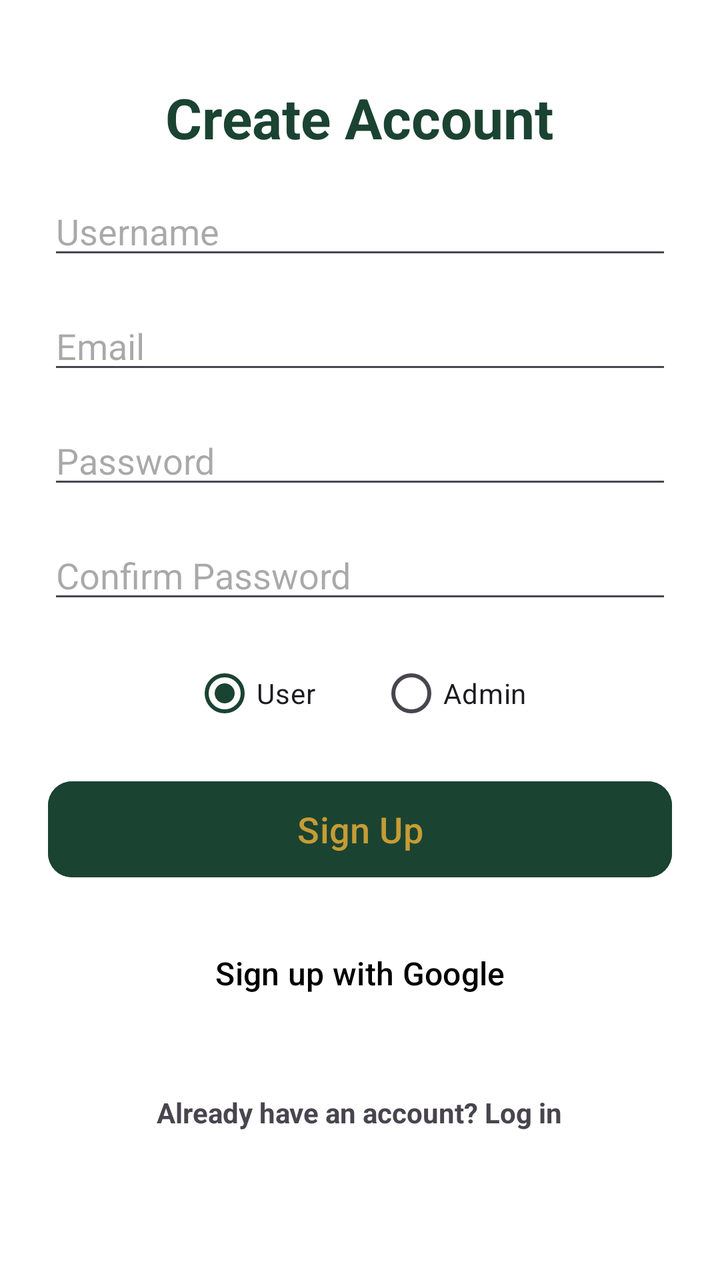
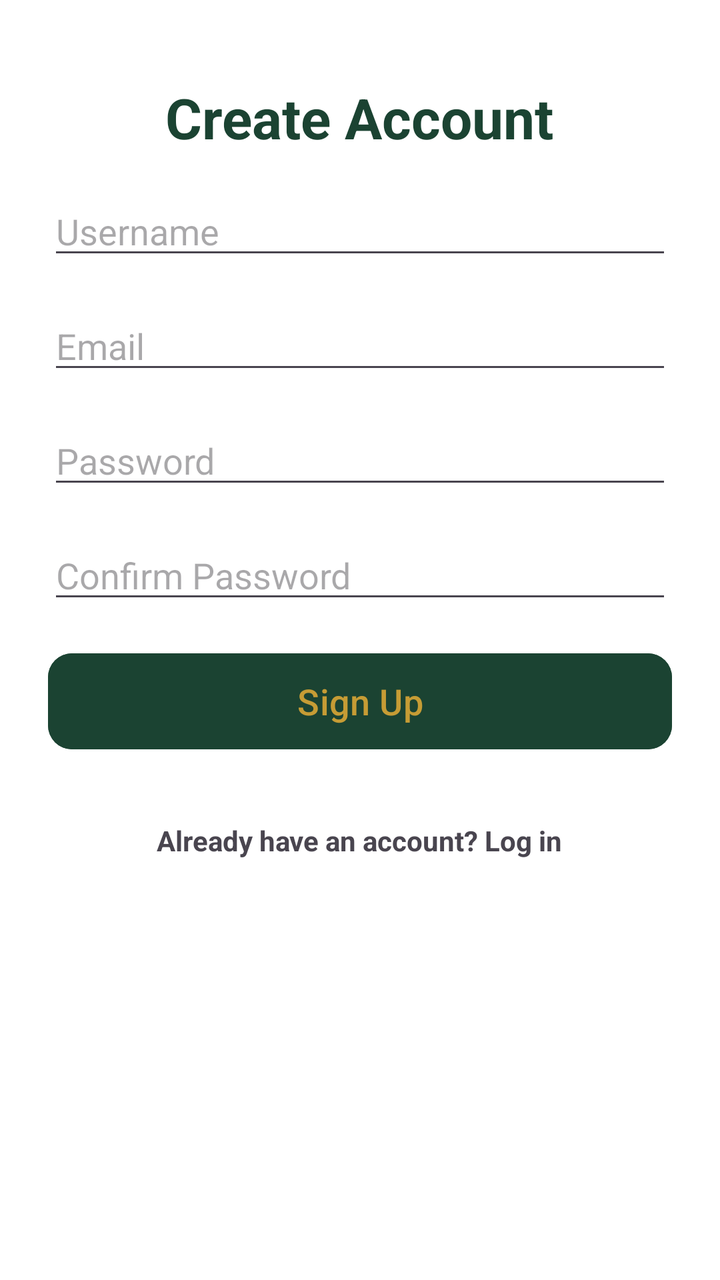

Compare the two renders of this Android layout. The source of the first and the diff that turns it into the second are given below.
<!-- AndroidManifest.xml: application theme Theme.Moes -->
<!-- res/layout/activity_sign_up_screen.xml -->
<?xml version="1.0" encoding="utf-8"?>
<ScrollView xmlns:android="http://schemas.android.com/apk/res/android"
    xmlns:app="http://schemas.android.com/apk/res-auto"
    xmlns:tools="http://schemas.android.com/tools"
    android:layout_width="match_parent"
    android:layout_height="match_parent"
    android:fillViewport="true"
    android:background="@color/white"
    tools:context=".SignUpScreen">

    <LinearLayout
        android:id="@+id/main"
        android:layout_width="match_parent"
        android:layout_height="wrap_content"
        android:orientation="vertical"
        android:padding="24dp"
        android:gravity="center_horizontal">

        

        
        <TextView
            android:id="@+id/txtRegisterTitle"
            android:layout_width="wrap_content"
            android:layout_height="wrap_content"
            android:layout_marginTop="16dp"
            android:text="Create Account"

            android:textColor="@color/moes_forest_green"
            android:textSize="28sp"
            android:textStyle="bold" />

        <EditText
            android:id="@+id/edtUsernameSignup"
            android:layout_width="match_parent"
            android:layout_height="wrap_content"
            android:layout_marginTop="16dp"
            android:layout_marginBottom="16dp"
            android:hint="Username"
            android:inputType="text" />

        <EditText
            android:id="@+id/edtEmailSignup"
            android:layout_width="match_parent"
            android:layout_height="wrap_content"
            android:layout_marginBottom="16dp"
            android:hint="Email"
            android:inputType="textEmailAddress" />

        <EditText
            android:id="@+id/edtPasswordSignup"
            android:layout_width="match_parent"
            android:layout_height="wrap_content"
            android:layout_marginBottom="16dp"
            android:hint="Password"
            android:inputType="textPassword" />

        <EditText
            android:id="@+id/edtConfirmPasswordSignup"
            android:layout_width="match_parent"
            android:layout_height="wrap_content"
            android:layout_marginBottom="16dp"
            android:hint="Confirm Password"
            android:inputType="textPassword" />

        
        <RadioGroup
            android:id="@+id/rgRole"
            android:layout_width="match_parent"
            android:layout_height="wrap_content"
            android:orientation="horizontal"
            android:gravity="center"
            android:layout_marginBottom="16dp">

            <RadioButton
                android:id="@+id/rbUser"
                android:layout_width="wrap_content"
                android:layout_height="wrap_content"
                android:text="User"
                android:checked="true"
                android:layout_marginEnd="32dp" />

            <RadioButton
                android:id="@+id/rbAdmin"
                android:layout_width="wrap_content"
                android:layout_height="wrap_content"
                android:text="Admin" />

        </RadioGroup>

        
        <Button
            android:id="@+id/btnRegister"
            android:layout_width="match_parent"
            android:layout_height="56dp"
            android:text="Sign Up"
            android:textSize="18sp"
            android:textAllCaps="false"

            android:backgroundTint="@color/moes_forest_green"
            android:textColor="@color/moes_gold"
            app:cornerRadius="12dp" />

        
        <Button
            android:id="@+id/btnGoogleSignUp"
            android:layout_width="match_parent"
            android:layout_height="56dp"
            android:layout_marginTop="16dp"
            android:text="Sign up with Google"
            android:textSize="16sp"
            android:textAllCaps="false"
            android:backgroundTint="@color/white"
            android:textColor="@color/black"
            app:cornerRadius="12dp"
            android:onClick="signUpWithGoogle" />

        
        <TextView
            android:id="@+id/txtSignUpRedirect"
            android:layout_width="wrap_content"
            android:layout_height="wrap_content"
            android:layout_marginTop="24dp"
            android:text="Already have an account? Log in"
            android:textStyle="bold"
            android:padding="8dp" />



    </LinearLayout>



</ScrollView>
<!-- resources referenced by this layout -->
<resources>
  <color name="black">#000000</color>
  <color name="moes_forest_green">#1B4332</color>
  <color name="moes_gold">#C69C35</color>
  <color name="white">#FFFFFF</color>
  <style name="Theme.Moes" parent="Theme.Material3.DayNight.NoActionBar">
      
      <item name="colorPrimary">@color/moes_forest_green</item>
      <item name="colorOnPrimary">@color/moes_gold</item>
  
      
      <item name="colorSecondary">@color/moes_gold</item>
      <item name="colorOnSecondary">@color/white</item>
  
      
      <item name="android:windowBackground">@color/moes_cream</item>
      <item name="android:statusBarColor">@color/moes_dark_header</item>
  </style>
  <color name="moes_cream">#FDFCF0</color>
  <color name="moes_dark_header">#121212</color>
</resources>

<!-- the commit's change to res/layout/activity_sign_up_screen.xml (unified diff, before → after) -->
@@ -63,30 +63,7 @@
             android:hint="Confirm Password"
             android:inputType="textPassword" />
 
-        
-        <RadioGroup
-            android:id="@+id/rgRole"
-            android:layout_width="match_parent"
-            android:layout_height="wrap_content"
-            android:orientation="horizontal"
-            android:gravity="center"
-            android:layout_marginBottom="16dp">
 
-            <RadioButton
-                android:id="@+id/rbUser"
-                android:layout_width="wrap_content"
-                android:layout_height="wrap_content"
-                android:text="User"
-                android:checked="true"
-                android:layout_marginEnd="32dp" />
-
-            <RadioButton
-                android:id="@+id/rbAdmin"
-                android:layout_width="wrap_content"
-                android:layout_height="wrap_content"
-                android:text="Admin" />
-
-        </RadioGroup>
 
         
         <Button
@@ -101,19 +78,6 @@
             android:textColor="@color/moes_gold"
             app:cornerRadius="12dp" />
 
-        
-        <Button
-            android:id="@+id/btnGoogleSignUp"
-            android:layout_width="match_parent"
-            android:layout_height="56dp"
-            android:layout_marginTop="16dp"
-            android:text="Sign up with Google"
-            android:textSize="16sp"
-            android:textAllCaps="false"
-            android:backgroundTint="@color/white"
-            android:textColor="@color/black"
-            app:cornerRadius="12dp"
-            android:onClick="signUpWithGoogle" />
 
         
         <TextView
<!-- resource entries referenced after the edit -->
@@ -1,6 +1,5 @@
 <!-- resources referenced by this layout -->
 <resources>
-  <color name="black">#000000</color>
   <color name="moes_forest_green">#1B4332</color>
   <color name="moes_gold">#C69C35</color>
   <color name="white">#FFFFFF</color>
